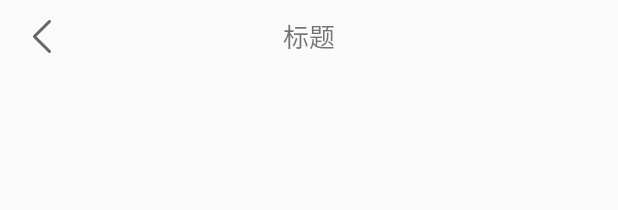
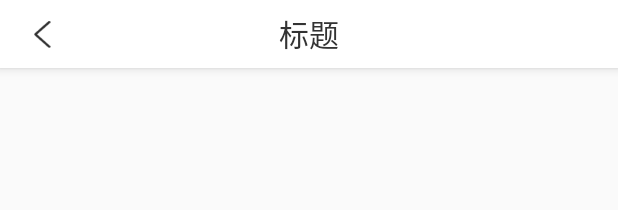
Before and after one commit to ZhouSilverBullet/ZhuJiaLinGuardianApp, an Android app: the layout activity_home.xml on its own in the app's theme, with its tools: preview values and no code run, on a phone screen of 412 x 824 dp. Shown: the top 210 px of the screen. Run offline under Robolectric (Android 15) with nearby library versions, the phone set to English and light mode, and no system bars.

Commit message:
toolbar为title，然后进行AppBar加入阴影效果
toolbar如果是setSupportActionBar,toolbar的inflateMenu就会失效，要重写activity的onCreateOptionsMenu方法来进行inflateMenu
AppBar设置阴影效果

```diff
--- a/app/src/main/res/layout/activity_home.xml
+++ b/app/src/main/res/layout/activity_home.xml
@@ -13,15 +13,18 @@
         android:orientation="vertical"
         tools:context=".ui.home.HomeActivity">
 
+        <com.google.android.material.appbar.AppBarLayout
+            android:id="@+id/appbar"
+            android:layout_width="match_parent"
+            android:layout_height="wrap_content"
+            android:theme="@style/ThemeOverlay.AppCompat.Dark.ActionBar">
+
             <androidx.appcompat.widget.Toolbar
                 android:id="@+id/toolbar"
                 android:layout_width="match_parent"
-            android:layout_height="48dp"
-            app:contentInsetLeft="0dp"
-            app:contentInsetStart="0dp"
-            app:title=""
-            app:navigationIcon="@drawable/nav_button_return"
-            app:titleMargin="0dp">
+                android:layout_height="45dp"
+                app:navigationIcon="@drawable/return_back"
+                app:popupTheme="@style/ThemeOverlay.AppCompat.Light">
 
                 <TextView
                     android:id="@+id/toolbar_title"
@@ -29,9 +32,12 @@
                     android:layout_height="wrap_content"
                     android:layout_gravity="center"
                     android:singleLine="true"
-                android:textSize="17sp"
-                android:text="标题" />
+                    android:text="标题"
+                    android:textColor="@color/color_333333"
+                    android:textSize="20sp" />
             </androidx.appcompat.widget.Toolbar>
+        </com.google.android.material.appbar.AppBarLayout>
+
 
     </LinearLayout>
 </layout>
```
Also changed, not shown: app/src/main/java/com/sdxxtop/zjlguardian/ui/home/HomeActivity.kt (+30 -3 lines), module_base/src/main/res/menu/right_icon.xml (added, +9 -0 lines), module_base/src/main/res/drawable-xhdpi/return_back.png (added). Lines whose indentation alone changed are shown as unchanged.
